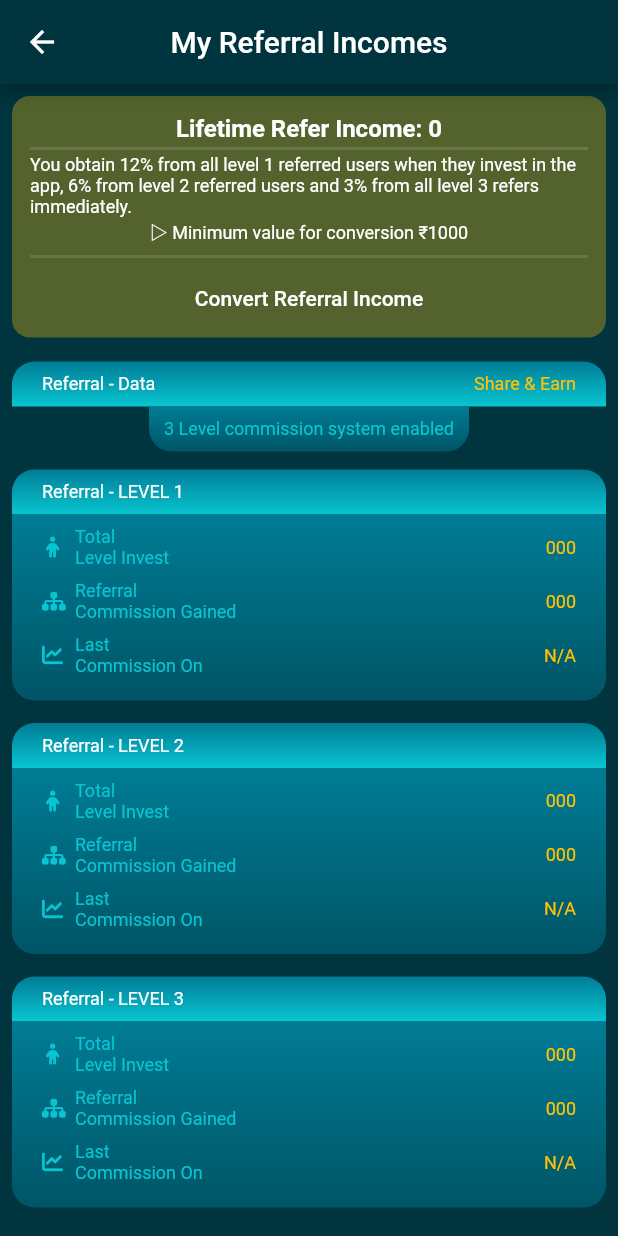
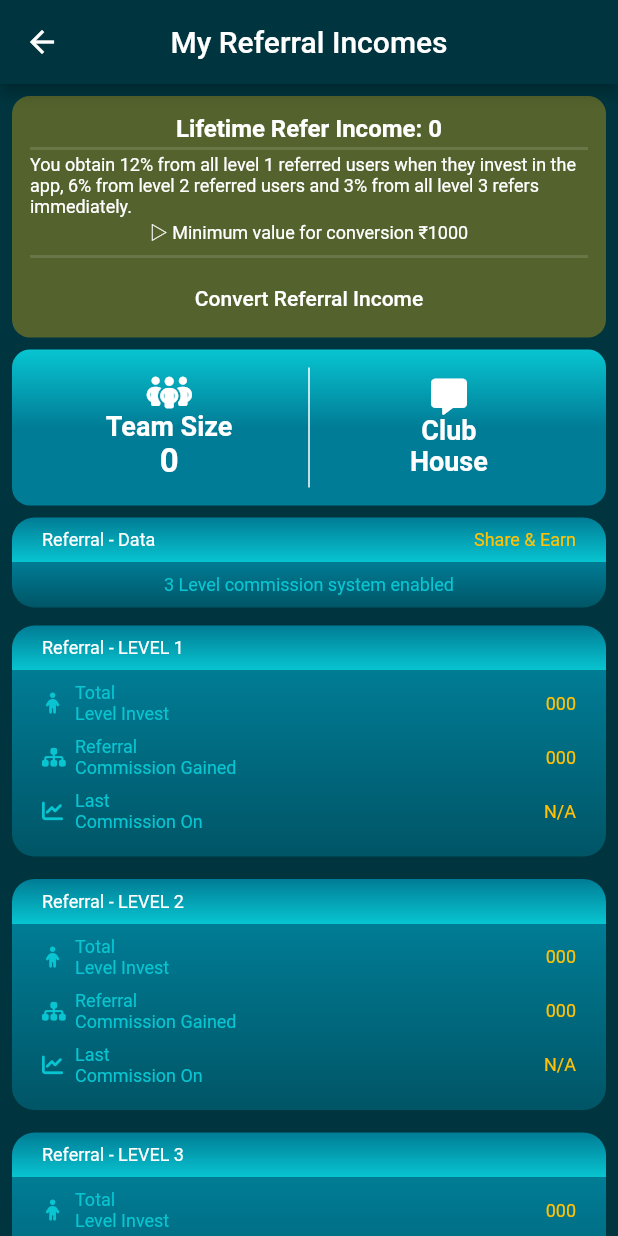
Before and after one commit to asifakhtar98/alpha_plan_flutter, a Flutter app: the UserReferIncomeScreen screen opened by its route, on a phone screen of 412 x 824 dp. Run offline on Flutter 3.47's test engine with Material 2 defaults, Android fonts, the phone set to English and light mode, and no system bars; drawn by our look-alikes of animated_flip_counter; our stand-ins replace animated_text_kit, auto_size_text, cached_network_image, carousel_slider, cloud_firestore, country_code_picker and 17 more; missing offline and left inert: async_button_builder, cashfree_pg, ntp, onesignal_flutter, razorpay_flutter, rotated_corner_decoration and 2 more; accounts and stored records are empty; statements that could not run were skipped; project files that could hold a hidden picture were left out.

```diff
--- a/lib/App/BuyProduct/Controllers/Buy.Product.Controller.dart
+++ b/lib/App/BuyProduct/Controllers/Buy.Product.Controller.dart
@@ -58,11 +58,11 @@ class BuyProductController extends GetxService {
     try {
       if (await InternetConnectionChecker().hasConnection != true) {
         SmartDialog.showToast("No Internet Connection");
-        throw "noInternetConnection";
+        return false;
       }
       if (!isNotHibernated.value) {
         SmartDialog.showToast("This plan server is in hibernation");
-        throw "inHibernation";
+        return false;
       }
       //Get current plan price
       var planDocument = await firestore
--- a/lib/App/ReferIncome/Ui/Refer.Income.Screen.dart
+++ b/lib/App/ReferIncome/Ui/Refer.Income.Screen.dart
@@ -86,9 +86,10 @@ class _UserReferIncomeScreenState extends State<UserReferIncomeScreen> {
         child: SingleChildScrollView(
             child: Column(
           children: [
+            SizedBox(height: 8),
             Container(
               padding: const EdgeInsets.fromLTRB(12, 12, 12, 2),
-              margin: const EdgeInsets.all(8),
+              margin: const EdgeInsets.symmetric(horizontal: 8),
               decoration: BoxDecoration(
                 color: Colors.amber.withOpacity(0.33),
                 borderRadius: const BorderRadius.all(
@@ -261,6 +262,98 @@ class _UserReferIncomeScreenState extends State<UserReferIncomeScreen> {
                 ],
               ),
             ),
+            SizedBox(height: 8),
+            Container(
+                padding: const EdgeInsets.all(12),
+                margin: const EdgeInsets.symmetric(horizontal: 8),
+                decoration: BoxDecoration(
+                  gradient: LinearGradient(
+                      begin: Alignment.topCenter,
+                      end: Alignment.bottomCenter,
+                      colors: [
+                        color4,
+                        color3.withBlue(150),
+                        color3.withBlue(150)
+                      ]),
+                  borderRadius: const BorderRadius.all(
+                    Radius.circular(12),
+                  ),
+                ),
+                child: Row(
+                  children: [
+                    Expanded(
+                      child: GestureDetector(
+                        onTap: () {
+                          SmartDialog.showToast(
+                              "This is your team current size",
+                              time: const Duration(seconds: 4));
+                        },
+                        child: Column(
+                          crossAxisAlignment: CrossAxisAlignment.stretch,
+                          mainAxisAlignment: MainAxisAlignment.center,
+                          children: [
+                            const Icon(
+                              FontAwesomeIcons.peopleGroup,
+                              color: colorWhite,
+                            ),
+                            const SizedBox(width: 8),
+                            const Text(
+                              "Team Size",
+                              textAlign: TextAlign.center,
+                              style: TextStyle(
+                                  color: colorWhite,
+                                  fontSize: 18,
+                                  fontWeight: FontWeight.bold),
+                            ),
+                            Obx(() {
+                              return AnimatedFlipCounter(
+                                value: _userReferIncomeController
+                                    .currentTeamSize.value,
+                                duration: const Duration(seconds: 2),
+                                textStyle: const TextStyle(
+                                    color: colorWhite,
+                                    fontSize: 22,
+                                    fontWeight: FontWeight.bold),
+                              );
+                            }),
+                          ],
+                        ),
+                      ),
+                    ),
+                    Container(
+                      width: 1,
+                      height: 80,
+                      color: colorWhite,
+                    ),
+                    Expanded(
+                      child: GestureDetector(
+                        onTap: () {
+                          SmartDialog.showToast(
+                              "Required More Team Members To Unlock This Feature",
+                              time: const Duration(seconds: 4));
+                        },
+                        child: Column(
+                          crossAxisAlignment: CrossAxisAlignment.stretch,
+                          mainAxisAlignment: MainAxisAlignment.center,
+                          children: const [
+                            Icon(
+                              FontAwesomeIcons.solidMessage,
+                              color: colorWhite,
+                            ),
+                            Text(
+                              "Club\nHouse",
+                              textAlign: TextAlign.center,
+                              style: TextStyle(
+                                  color: colorWhite,
+                                  fontSize: 18,
+                                  fontWeight: FontWeight.bold),
+                            ),
+                          ],
+                        ),
+                      ),
+                    ),
+                  ],
+                )),
             Padding(
               padding: const EdgeInsets.all(8.0),
               child: Obx(() {
@@ -414,6 +507,7 @@ class OnlyReferStats extends StatelessWidget {
                 gradient: _linearGradient2, borderRadius: _borderRadius2),
             child: Obx(() {
               return Column(
+                crossAxisAlignment: CrossAxisAlignment.stretch,
                 mainAxisAlignment: MainAxisAlignment.spaceBetween,
                 children: [
                   for (var s in _userReferIncomeController.myReferCodes)
@@ -477,6 +571,7 @@ class OnlyReferStats extends StatelessWidget {
                     ),
                   Text(
                     "3 Level commission system ${(true) ? "enabled" : "disabled"}",
+                    textAlign: TextAlign.center,
                     style: _textStyle3,
                   )
                 ],
--- a/lib/Constants/strings.dart
+++ b/lib/Constants/strings.dart
@@ -23,4 +23,4 @@ const String appName = "Dream Light City";
 const String appNameShort = "DLC";
 const String companyName = "EcoPower";
 //TODO: release hive box id: HB27434777
-const String hiveBoxName = "HB27434777";
+const String hiveBoxName = "HB274347771";
```
Also changed, not shown: lib/App/LoginRegister/GetXControllers/Auth.Controller.dart (+2 -6 lines), lib/App/ReferIncome/GetxControllers/Refer.Controller.dart (+18 -2 lines), 1 other file.
